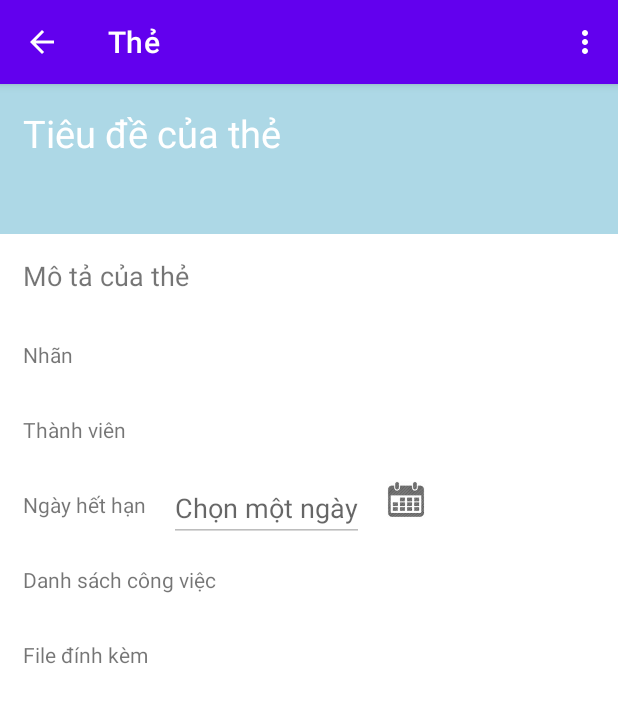
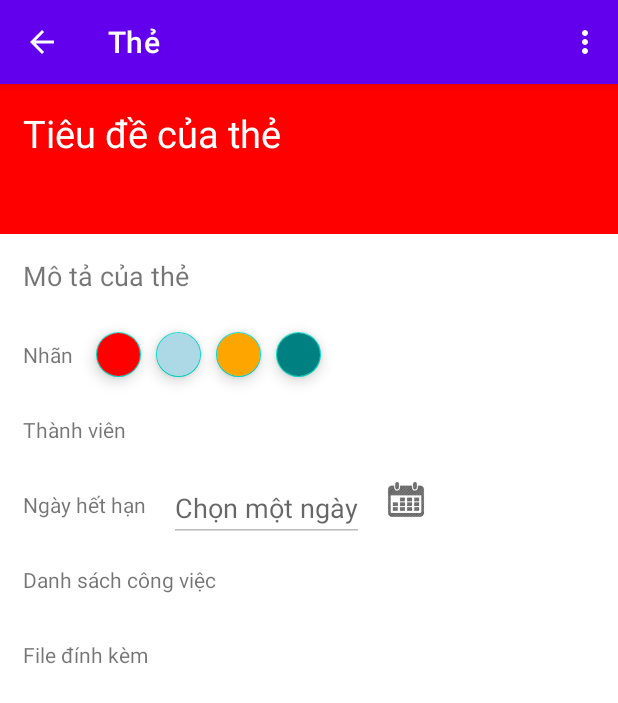
Before and after one commit to hauphanlvc/DoAnNT118, an Android app: the ActivityThe screen opened directly, with no data from a screen before it, in the options menu, after a tap on "Di chuyển thẻ", on a phone screen of 412 x 824 dp. Shown: the top 703 px of the screen. Run offline under Robolectric (Android 15) with nearby library versions, the light colour scheme and no system bars.

Commit message:
background color title

```diff
--- a/app/src/main/java/com/example/doannt118/ActivityThe.java
+++ b/app/src/main/java/com/example/doannt118/ActivityThe.java
@@ -3,6 +3,7 @@ package com.example.doannt118;
 import android.app.AlertDialog;
 import android.app.DatePickerDialog;
 import android.content.DialogInterface;
+import android.graphics.Color;
 import android.os.Bundle;
 import android.view.Menu;
 import android.view.MenuItem;
@@ -16,13 +17,18 @@ import androidx.annotation.NonNull;
 import androidx.appcompat.app.ActionBar;
 import androidx.appcompat.app.AppCompatActivity;
 
+import com.google.android.material.floatingactionbutton.FloatingActionButton;
+
 import java.util.Calendar;
 
 public class ActivityThe extends AppCompatActivity {
 
     EditText etDate;
     ImageView ivCalendar;
-    TextView tvTieuDe,tvMota;
+    TextView tvTieuDe,tvMota, tvNhan;
+    FloatingActionButton red,blue,yellow,green;
+    boolean isAllFabsVisible;
+    View ViewTieuDe;
     DatePickerDialog.OnDateSetListener setListener;
 
     @Override
@@ -34,6 +40,8 @@ public class ActivityThe extends AppCompatActivity {
         ivCalendar = findViewById(R.id.ivCalendar);
         tvTieuDe = findViewById(R.id.tvTieuDe);
         tvMota = findViewById(R.id.tvMota);
+        ViewTieuDe=findViewById(R.id.ViewTieuDe);
+        addColorButton();
 
         Calendar calendar = Calendar.getInstance();
         final int year = calendar.get(Calendar.YEAR);
@@ -134,4 +142,64 @@ public class ActivityThe extends AppCompatActivity {
         }
         return super.onOptionsItemSelected(item);
     }
+
+    public void addColorButton() {
+        isAllFabsVisible=false;
+        red = findViewById(R.id.fabRed);
+        blue = findViewById(R.id.fabBlue);
+        yellow = findViewById(R.id.fabYellow);
+        green = findViewById(R.id.fabGreen);
+        tvNhan=findViewById(R.id.tvNhan);
+        red.setVisibility(View.GONE);
+        yellow.setVisibility(View.GONE);
+        blue.setVisibility(View.GONE);
+        green.setVisibility(View.GONE);
+
+        tvNhan.setOnClickListener(new View.OnClickListener() {
+            @Override
+            public void onClick(View view) {
+                if (!isAllFabsVisible)
+                {
+                    red.show();
+                    blue.show();
+                    yellow.show();
+                    green.show();
+                    isAllFabsVisible=true;
+                }
+                else
+                {
+                    red.hide();
+                    blue.hide();
+                    yellow.hide();
+                    green.hide();
+                    isAllFabsVisible=false;
+                }
+
+                red.setOnClickListener(new View.OnClickListener() {
+                    @Override
+                    public void onClick(View view) {
+                        ViewTieuDe.setBackgroundColor(Color.parseColor("#FF0000"));
+                    }
+                });
+                blue.setOnClickListener(new View.OnClickListener() {
+                    @Override
+                    public void onClick(View view) {
+                        ViewTieuDe.setBackgroundColor(Color.parseColor("#ADD8E6"));
+                    }
+                });
+                yellow.setOnClickListener(new View.OnClickListener() {
+                    @Override
+                    public void onClick(View view) {
+                        ViewTieuDe.setBackgroundColor(Color.parseColor("#FFA500"));
+                    }
+                });
+                green.setOnClickListener(new View.OnClickListener() {
+                    @Override
+                    public void onClick(View view) {
+                        ViewTieuDe.setBackgroundColor(Color.parseColor("#008080"));
+                    }
+                });
+            }
+        });
+    }
 }
--- a/app/src/main/res/layout/card_layout.xml
+++ b/app/src/main/res/layout/card_layout.xml
@@ -62,10 +62,55 @@
                 android:layout_height="wrap_content"
                 android:layout_below="@+id/ViewMota"
                 android:padding="15dp"
-                android:text="Nhãn">
+                android:text="Nhãn"></TextView>
 
-            </TextView>
+            <com.google.android.material.floatingactionbutton.FloatingActionButton
+                android:id="@+id/fabRed"
+                android:layout_width="30dp"
+                android:layout_height="30dp"
+                android:layout_below="@+id/ViewMota"
+                android:layout_marginTop="10dp"
+                android:layout_marginRight="10dp"
+                android:layout_toRightOf="@+id/tvNhan"
+                android:backgroundTint="@color/Red"
+                android:clickable="true"
+                android:focusable="true" />
 
+            <com.google.android.material.floatingactionbutton.FloatingActionButton
+                android:id="@+id/fabBlue"
+                android:layout_width="30dp"
+                android:layout_height="30dp"
+                android:layout_below="@+id/ViewMota"
+                android:layout_marginTop="10dp"
+                android:layout_marginRight="10dp"
+                android:layout_toRightOf="@+id/fabRed"
+                android:backgroundTint="@color/LightBlue"
+                android:clickable="true"
+                android:focusable="true" />
+
+            <com.google.android.material.floatingactionbutton.FloatingActionButton
+                android:id="@+id/fabYellow"
+                android:layout_width="30dp"
+                android:layout_height="30dp"
+                android:layout_below="@+id/ViewMota"
+                android:layout_marginTop="10dp"
+                android:layout_marginRight="10dp"
+                android:layout_toRightOf="@+id/fabBlue"
+                android:backgroundTint="@color/Orange"
+                android:clickable="true"
+                android:focusable="true" />
+
+            <com.google.android.material.floatingactionbutton.FloatingActionButton
+                android:id="@+id/fabGreen"
+                android:layout_width="30dp"
+                android:layout_height="30dp"
+                android:layout_below="@+id/ViewMota"
+                android:layout_marginTop="10dp"
+                android:layout_marginRight="10dp"
+                android:layout_toRightOf="@+id/fabYellow"
+                android:backgroundTint="@color/Teal"
+                android:clickable="true"
+                android:focusable="true" />
             <TextView
                 android:id="@+id/tvThanhvien"
                 android:layout_width="wrap_content"
@@ -75,6 +120,7 @@
                 android:text="Thành viên">
 
             </TextView>
+
             <TextView
                 android:id="@+id/tvDeadline"
                 android:layout_width="wrap_content"
@@ -91,8 +137,8 @@
                 android:layout_height="wrap_content"
                 android:layout_alignBottom="@+id/tvDeadline"
                 android:layout_toRightOf="@+id/tvDeadline"
-                android:hint="Chọn một ngày"
-                android:enabled="false">
+                android:enabled="false"
+                android:hint="Chọn một ngày">
 
             </EditText>
 
@@ -106,6 +152,7 @@
                 android:src="@drawable/calendar_icon">
 
             </ImageView>
+
             <TextView
                 android:id="@+id/tvTasklist"
                 android:layout_width="wrap_content"
@@ -115,14 +162,14 @@
                 android:text="Danh sách công việc">
 
             </TextView>
+
             <TextView
                 android:id="@+id/tvFile"
                 android:layout_width="wrap_content"
                 android:layout_height="wrap_content"
                 android:layout_below="@+id/tvTasklist"
                 android:padding="15dp"
-                android:text="File đính kèm">
-            </TextView>
+                android:text="File đính kèm"></TextView>
 
         </RelativeLayout>
     </ScrollView>
```
